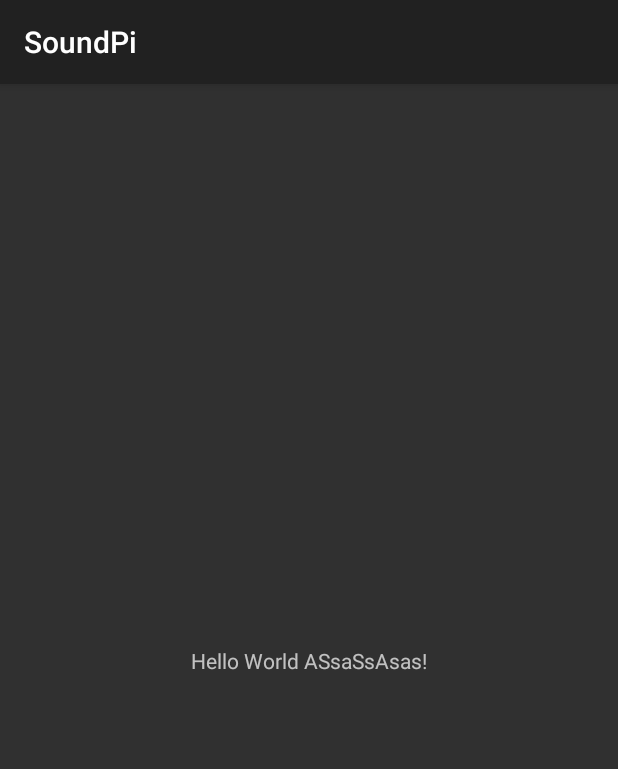
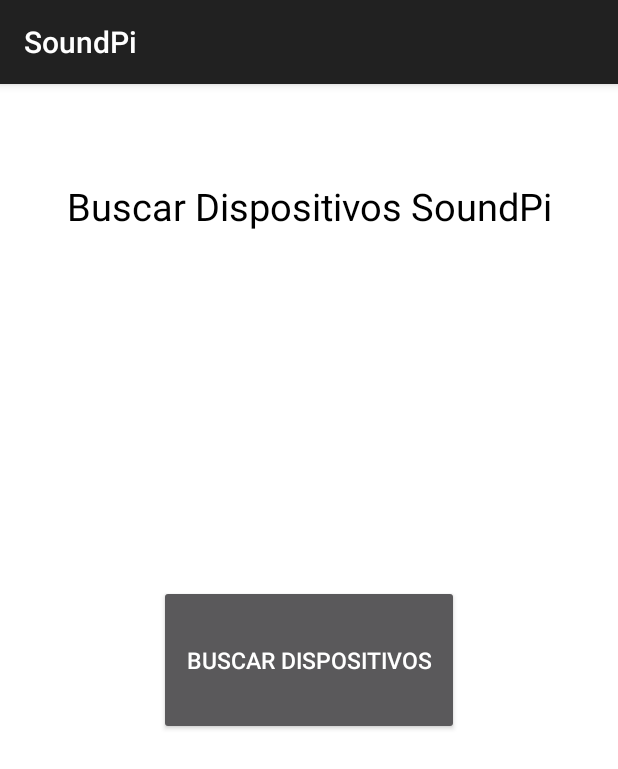
Before and after one commit to emmanuelKimG/SoundPi-Android, an Android app: the screen it shows after launch (MainActivity), on a phone screen of 412 x 824 dp. Shown: the top 769 px of the screen. Run offline under Robolectric (Android 15) with nearby library versions, the phone set to English and light mode, and no system bars.

Commit message:
Validated bluetooth device and enable logic implemented

```diff
--- a/app/src/main/java/com/example/soundpi/MainActivity.kt
+++ b/app/src/main/java/com/example/soundpi/MainActivity.kt
@@ -1,17 +1,124 @@
 package com.example.soundpi
 
+import android.Manifest.permission.*
+import android.app.Activity
+import android.bluetooth.BluetoothAdapter
+import android.bluetooth.BluetoothDevice
+import android.bluetooth.BluetoothManager
+import android.content.BroadcastReceiver
+import android.content.Context
+import android.content.Intent
+import android.content.IntentFilter
+import android.content.pm.PackageManager
+import android.os.Build
 import androidx.appcompat.app.AppCompatActivity
 import android.os.Bundle
+import android.util.Log
+import android.widget.Button
+import android.widget.Toast
+import androidx.activity.result.contract.ActivityResultContracts
+import androidx.annotation.RequiresApi
+import androidx.core.app.ActivityCompat
+import androidx.core.content.ContextCompat
 import androidx.core.splashscreen.SplashScreen.Companion.installSplashScreen
 
 class MainActivity : AppCompatActivity() {
 
+    private var requestBluetooth = registerForActivityResult(ActivityResultContracts.StartActivityForResult()) { result ->
+        if (result.resultCode == RESULT_OK) {
+
+        }else{
+            Toast.makeText(this, "Device has been connected", Toast.LENGTH_SHORT).show()
+        }
+    }
+
+    private lateinit var searchList : ArrayList<BluetoothDevice>
+
+    private val receiver = object : BroadcastReceiver() {
+
+        override fun onReceive(context: Context, intent: Intent) {
+            val action: String? = intent.action
+            when(action) {
+                BluetoothDevice.ACTION_FOUND -> {
+                    checkPermission()
+                    val device: BluetoothDevice? =
+                        intent.getParcelableExtra(BluetoothDevice.EXTRA_DEVICE)
+                    val deviceName = device?.name
+                    val deviceHardwareAddress = device?.address // MAC address
+                }
+            }
+        }
+    }
+
+    @RequiresApi(Build.VERSION_CODES.M)
     override fun onCreate(savedInstanceState: Bundle?) {
-        val splashScreen = installSplashScreen()
+        installSplashScreen()
+        checkPermission()
+        setContentView(R.layout.activity_main)
+
+        val searchBluetoothBtn = findViewById<Button>(R.id.search_bluetooth_device_btn)
+        val bluetoothManager =  getSystemService(Context.BLUETOOTH_SERVICE) as BluetoothManager
+        val bluetoothAdapter : BluetoothAdapter? = bluetoothManager.adapter
+        val pairedDevices: Set<BluetoothDevice>? = bluetoothAdapter?.bondedDevices
+
+
+        Log.i("CONNECTED DEVICES",pairedDevices.toString())
+
+        if(bluetoothAdapter == null){
+            Toast.makeText(this, "This Device does not have Bluetooth", Toast.LENGTH_SHORT).show()
+        }
+
+        searchBluetoothBtn?.setOnClickListener {
+            if (bluetoothAdapter != null && !bluetoothAdapter.isEnabled) {
+                val bluetoothIntent = Intent(BluetoothAdapter.ACTION_REQUEST_ENABLE)
+                requestBluetooth.launch(bluetoothIntent)
+            }
+        }
+
+        val filter = IntentFilter(BluetoothDevice.ACTION_FOUND)
+        registerReceiver(receiver, filter)
 
         super.onCreate(savedInstanceState)
-        setContentView(R.layout.activity_main)
     }
 
 
+
+    override fun onActivityResult(requestCode: Int, resultCode: Int, data: Intent?) {
+        super.onActivityResult(requestCode, resultCode, data)
+        if (requestCode == 1) {
+            when (resultCode) {
+                Activity.RESULT_OK -> {
+                    Toast.makeText(this, "Esta OK", Toast.LENGTH_SHORT).show()
+                }
+                Activity.RESULT_CANCELED -> {
+                    Toast.makeText(this, "No esta OK ", Toast.LENGTH_SHORT).show()
+                }
+            }
+        }
+    }
+
+    private fun checkPermission() {
+        if (Build.VERSION.SDK_INT >= Build.VERSION_CODES.Q) {
+            if (ContextCompat.checkSelfPermission(baseContext, ACCESS_BACKGROUND_LOCATION) != PackageManager.PERMISSION_GRANTED) {
+                ActivityCompat.requestPermissions(
+                    this,
+                    arrayOf(ACCESS_BACKGROUND_LOCATION),
+                    100 )
+            }
+            if (ContextCompat.checkSelfPermission(baseContext, BLUETOOTH_CONNECT) != PackageManager.PERMISSION_GRANTED) {
+                ActivityCompat.requestPermissions(
+                    this,
+                    arrayOf(BLUETOOTH_CONNECT),
+                    101 )
+            }
+        }
+    }
+
+
+    override fun onDestroy() {
+        super.onDestroy()
+
+        unregisterReceiver(receiver)
+    }
+
 }
--- a/app/src/main/res/layout/activity_main.xml
+++ b/app/src/main/res/layout/activity_main.xml
@@ -1,18 +1,37 @@
 <?xml version="1.0" encoding="utf-8"?>
-<androidx.constraintlayout.widget.ConstraintLayout xmlns:android="http://schemas.android.com/apk/res/android"
+<androidx.constraintlayout.widget.ConstraintLayout
+    xmlns:android="http://schemas.android.com/apk/res/android"
     xmlns:app="http://schemas.android.com/apk/res-auto"
     xmlns:tools="http://schemas.android.com/tools"
     android:layout_width="match_parent"
     android:layout_height="match_parent"
-    tools:context=".MainActivity">
+    tools:context=".MainActivity"
+    android:background="@color/white">
 
     <TextView
         android:layout_width="wrap_content"
         android:layout_height="wrap_content"
-        android:text="Hello World ASsaSsAsas!"
+        android:layout_marginTop="64dp"
+        app:layout_constraintTop_toTopOf="parent"
+        app:layout_constraintLeft_toLeftOf="parent"
+        app:layout_constraintRight_toRightOf="parent"
+        android:text="Buscar Dispositivos SoundPi"
+        android:textSize="25sp"
+        android:textColor="@color/black"
+        />
+
+    <Button
+        android:id="@+id/search_bluetooth_device_btn"
+        android:layout_width="wrap_content"
+        android:layout_height="wrap_content"
+        android:width="200dp"
+        android:height="100dp"
+        android:text="@string/buscar_dispositivos"
+        android:textSize="15sp"
         app:layout_constraintBottom_toBottomOf="parent"
-        app:layout_constraintEnd_toEndOf="parent"
-        app:layout_constraintStart_toStartOf="parent"
-        app:layout_constraintTop_toTopOf="parent" />
+        app:layout_constraintLeft_toLeftOf="parent"
+        app:layout_constraintRight_toRightOf="parent"
+        app:layout_constraintTop_toTopOf="parent"/>
+
 
 </androidx.constraintlayout.widget.ConstraintLayout>
--- a/app/src/main/res/values/strings.xml
+++ b/app/src/main/res/values/strings.xml
@@ -1,3 +1,4 @@
 <resources>
     <string name="app_name">SoundPi</string>
+    <string name="buscar_dispositivos">Buscar Dispositivos</string>
 </resources>
```
Also changed, not shown: app/build.gradle (+4 -4 lines), app/src/main/AndroidManifest.xml (+5 -3 lines), gradle/wrapper/gradle-wrapper.properties.
